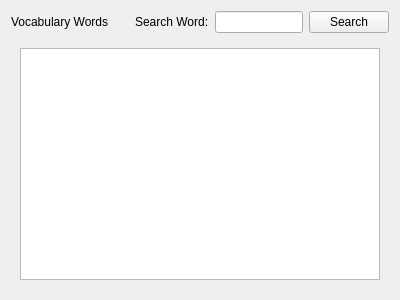
Qt form Forms/VocabularyWordsWidget.ui (iatanasov77/qvocabulary) before a commit.
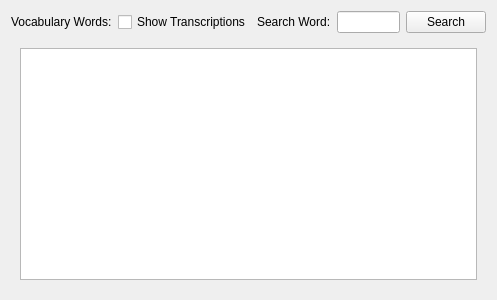
The same form after that commit.

Commit message: Add Transcription to the Vocabulary Source Word.

What changed in the file:
```diff
--- a/Forms/VocabularyWordsWidget.ui
+++ b/Forms/VocabularyWordsWidget.ui
@@ -6,7 +6,7 @@
    <rect>
     <x>0</x>
     <y>0</y>
-    <width>400</width>
+    <width>497</width>
     <height>300</height>
    </rect>
   </property>
@@ -19,7 +19,14 @@
      <item>
       <widget class="QLabel" name="label_2">
        <property name="text">
-        <string>Vocabulary Words</string>
+        <string>Vocabulary Words:</string>
+       </property>
+      </widget>
+     </item>
+     <item>
+      <widget class="QCheckBox" name="chkShowTranscriptions">
+       <property name="text">
+        <string>Show Transcriptions</string>
        </property>
       </widget>
      </item>
```
The commit also changes 9 other files.
